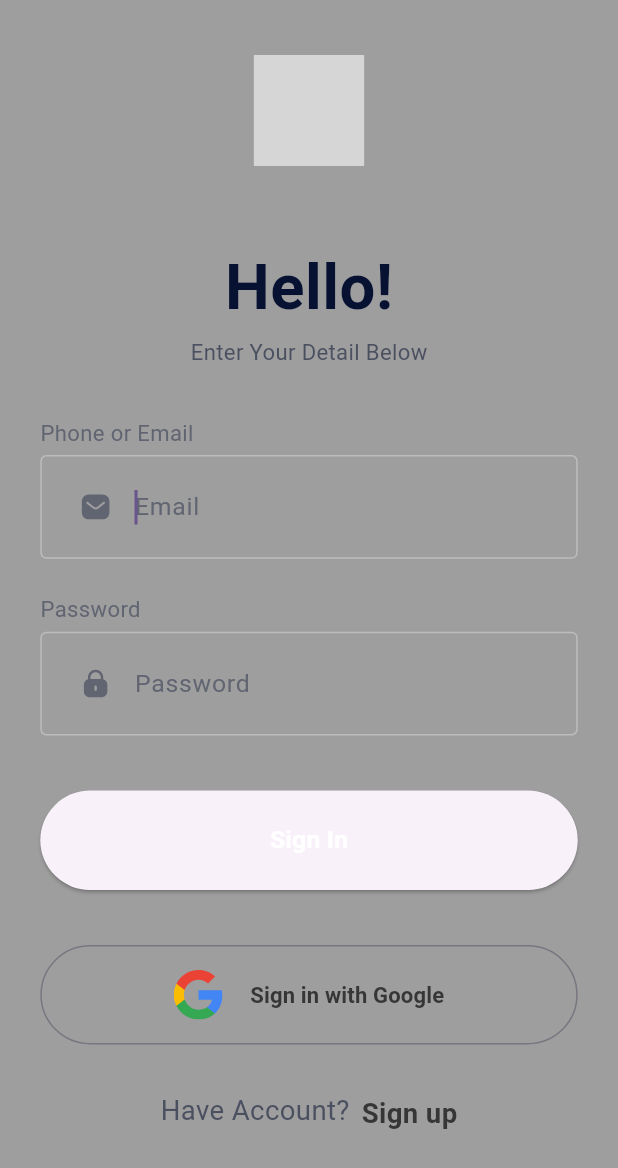
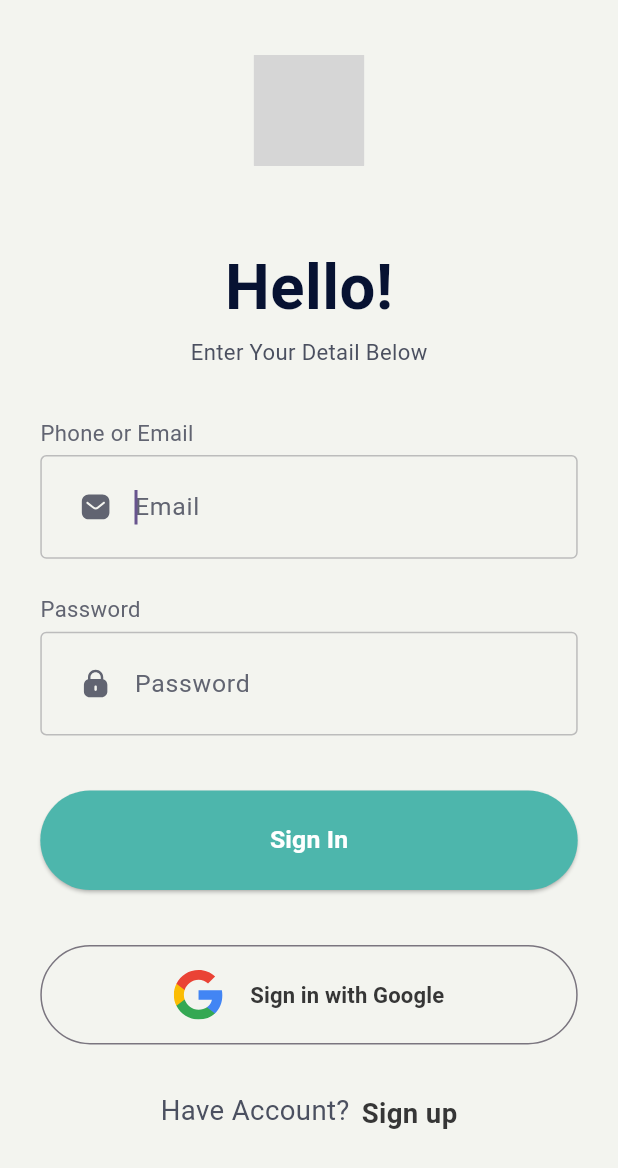
Before and after one commit to Badr-Ait-Hammou/fuel-Flutter-CLIENT, a Flutter app: the screen it shows after launch, on a phone screen of 412 x 824 dp. Shown: the top 1168 px of the screen. Run offline on Flutter 3.47's test engine with Material 3 defaults, Android fonts, the phone set to English and light mode, and no system bars; our stand-ins replace animate_do, cached_network_image, flutter_svg; Roboto replaces fonts that are missing (Overpass); grey boxes are pictures that could not be loaded.

Commit message:
conflit-login

```diff
--- a/lib/pages/Login_Page.dart
+++ b/lib/pages/Login_Page.dart
@@ -1,7 +1,6 @@
 import 'package:flutter/material.dart';
 import 'package:animate_do/animate_do.dart';
-import 'package:fuelflutter/pages/home_container_screen/home_container_screen.dart';
-
+import 'package:fuelflutter/routes.dart';
 import '../components/app_icons.dart';
 import '../components/custom_elevated_button.dart';
 import '../components/custom_image_view.dart';
@@ -228,7 +227,7 @@ class _LoginEcranState extends State<LoginPage> {
   Widget build(BuildContext context) {
     mediaQueryData = MediaQuery.of(context);
     return Scaffold(
-        backgroundColor: Colors.grey,
+        backgroundColor: appTheme.gray100,
         resizeToAvoidBottomInset: false,
         body: Form(
             key: _formKey,
@@ -299,18 +298,15 @@ class _LoginEcranState extends State<LoginPage> {
                           borderDecoration:
                               TextFormFieldStyleHelper.outlinePrimaryContainer),
                       CustomElevatedButton(
-                          height: getVerticalSize(72),
-                          text: "Sign In",
-                          margin: getMargin(top: 40),
-                          buttonTextStyle:
-                              CustomTextStyles.titleMediumOnPrimarySemiBold18,
-                          onTap: () {
-                            Navigator.push(
-                              context,
-                              MaterialPageRoute(
-                                  builder: (context) => HomeContainerScreen()),
-                            );
-                          }),
+                        height: getVerticalSize(72),
+                        text: "Sign In",
+                        margin: getMargin(top: 40),
+                        buttonTextStyle:
+                            CustomTextStyles.titleMediumOnPrimarySemiBold18,
+                        buttonStyle: ElevatedButton.styleFrom(
+                          backgroundColor: Colors.teal[300],
+                        ),
+                      ),
                       CustomOutlinedButton(
                           text: "Sign in with Google",
                           margin: getMargin(top: 40),
```
